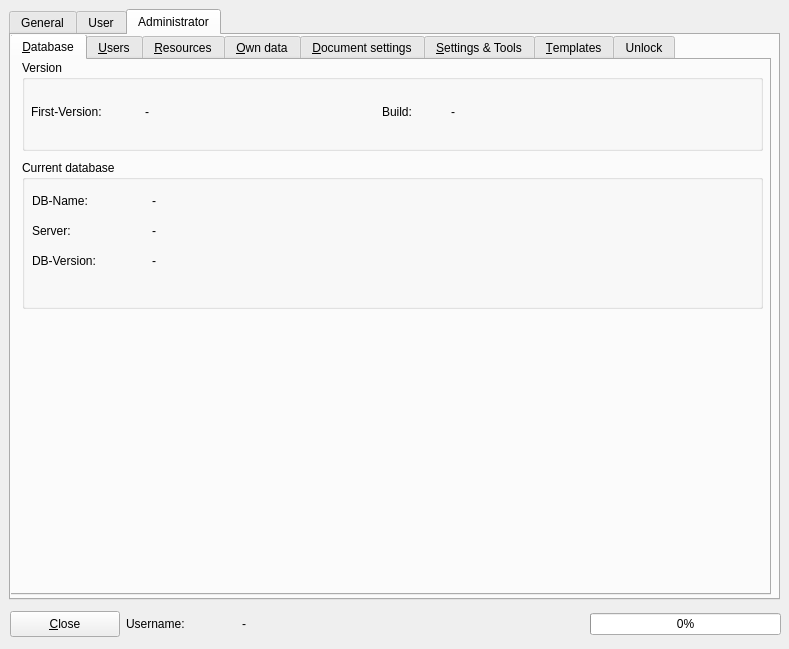
Qt form trunk/ui/cfgfrm.ui (BackupTheBerlios/first4-svn) before a commit.
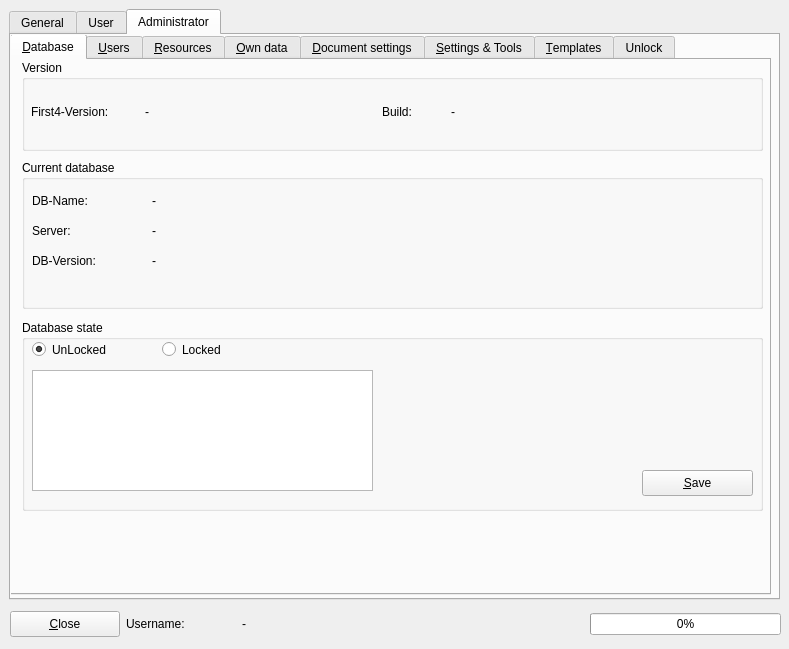
The same form after that commit. The open tabs and pages were chosen to show the change. Icons and pictures are not drawn.

Commit message: 20080708 * Administrator can now lock the whole database, e.g. for maintenance or exports.

```diff
--- a/trunk/ui/cfgfrm.ui
+++ b/trunk/ui/cfgfrm.ui
@@ -1089,7 +1089,7 @@
          </size>
         </property>
         <property name="text" >
-         <string>First-Version:</string>
+         <string>First4-Version:</string>
         </property>
        </widget>
        <widget class="QLabel" name="lblfirstversion_2" >
@@ -1144,6 +1144,80 @@
         </property>
        </widget>
       </widget>
+      <widget class="QGroupBox" name="groupBox_7" >
+       <property name="geometry" >
+        <rect>
+         <x>10</x>
+         <y>260</y>
+         <width>741</width>
+         <height>191</height>
+        </rect>
+       </property>
+       <property name="title" >
+        <string>Database state</string>
+       </property>
+       <widget class="QRadioButton" name="rdbdblockedFALSE" >
+        <property name="geometry" >
+         <rect>
+          <x>10</x>
+          <y>20</y>
+          <width>111</width>
+          <height>19</height>
+         </rect>
+        </property>
+        <property name="text" >
+         <string>UnLocked</string>
+        </property>
+        <property name="icon" >
+         <iconset resource="../resources/images/first4.qrc" >:/button_ok.png</iconset>
+        </property>
+        <property name="checked" >
+         <bool>true</bool>
+        </property>
+       </widget>
+       <widget class="QRadioButton" name="rdbdblockedTRUE" >
+        <property name="geometry" >
+         <rect>
+          <x>140</x>
+          <y>20</y>
+          <width>111</width>
+          <height>19</height>
+         </rect>
+        </property>
+        <property name="text" >
+         <string>Locked</string>
+        </property>
+        <property name="icon" >
+         <iconset resource="../resources/images/first4.qrc" >:/button_cancel.png</iconset>
+        </property>
+       </widget>
+       <widget class="QTextEdit" name="txtdblockedMSG" >
+        <property name="geometry" >
+         <rect>
+          <x>10</x>
+          <y>50</y>
+          <width>341</width>
+          <height>121</height>
+         </rect>
+        </property>
+       </widget>
+       <widget class="QPushButton" name="btndblocked" >
+        <property name="geometry" >
+         <rect>
+          <x>620</x>
+          <y>150</y>
+          <width>111</width>
+          <height>26</height>
+         </rect>
+        </property>
+        <property name="text" >
+         <string>&amp;Save</string>
+        </property>
+        <property name="icon" >
+         <iconset resource="../resources/images/first4.qrc" >:/filesave.png</iconset>
+        </property>
+       </widget>
+      </widget>
      </widget>
      <widget class="QWidget" name="users" >
       <attribute name="title" >
```
The commit also changes 8 other files.
